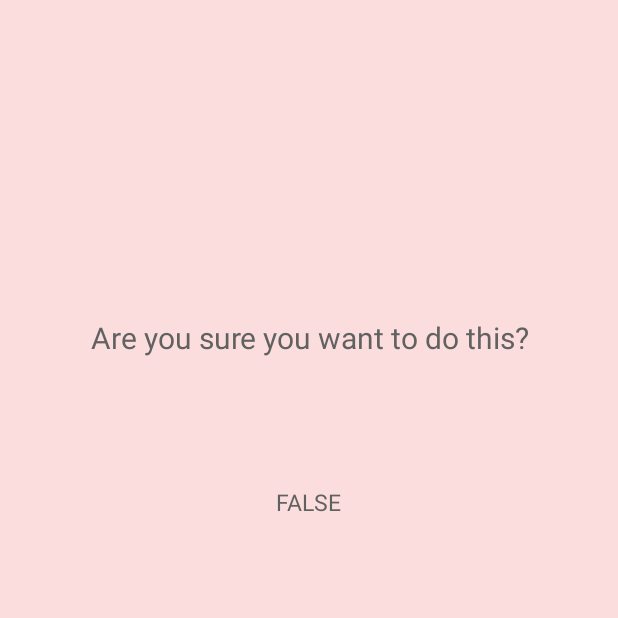
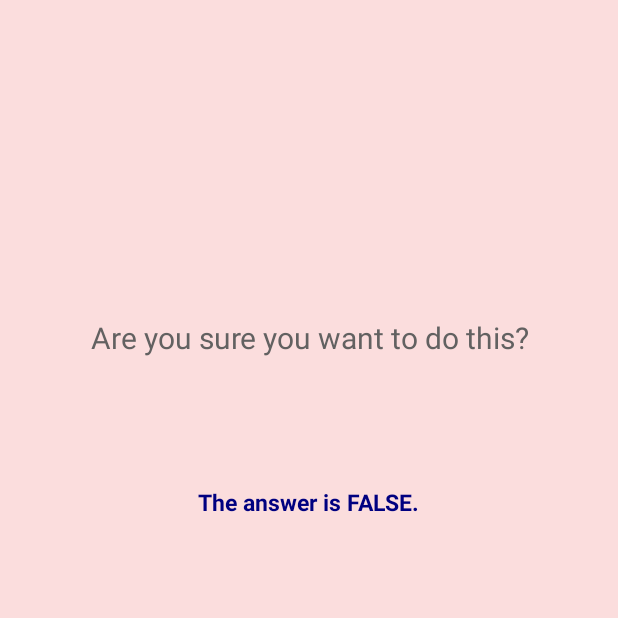
Before and after one commit to ematiyuk/CatsQuiz, an Android app: the CheatActivity screen opened directly, with no data from a screen before it, after a tap on "SHOW ANSWER", on a phone screen of 412 x 824 dp, the top half of it. Run offline under Robolectric (Android 15) with nearby library versions, the phone set to English and light mode, and no system bars.

Commit message:
Encapsulate with updateAnswer() in CheatActivity

```diff
--- a/android/src/main/java/com/github/ematiyuk/catsquiz/CheatActivity.java
+++ b/android/src/main/java/com/github/ematiyuk/catsquiz/CheatActivity.java
@@ -2,7 +2,9 @@ package com.github.ematiyuk.catsquiz;
 
 import android.app.Activity;
 import android.content.Intent;
+import android.content.res.Resources;
 import android.os.Bundle;
+import android.text.Html;
 import android.view.View;
 import android.widget.Button;
 import android.widget.TextView;
@@ -24,6 +26,16 @@ public class CheatActivity extends Activity {
         setResult(RESULT_OK, data);
     }
 
+    private void updateAnswer() {
+        if (mAnswerIsShown) {
+            Resources res = getResources();
+            String answer = String.format("<b><font color=navy>%s %s.</font></b>", res.getString(R.string.answer_is),
+                    (mAnswerIsTrue) ? res.getString(R.string.true_button)
+                            : res.getString(R.string.false_button));
+            mAnswerTextView.setText(Html.fromHtml(answer));
+        }
+    }
+
     @Override
     protected void onCreate(Bundle savedInstanceState) {
         super.onCreate(savedInstanceState);
@@ -39,10 +51,7 @@ public class CheatActivity extends Activity {
             public void onClick(View view) {
                 mAnswerIsShown = true;
                 updateWidgetsVisibility();
-                if (mAnswerIsTrue)
-                    mAnswerTextView.setText(R.string.true_button);
-                else
-                    mAnswerTextView.setText(R.string.false_button);
+                updateAnswer();
                 setAnswerShownResult();
             }
         });
```
